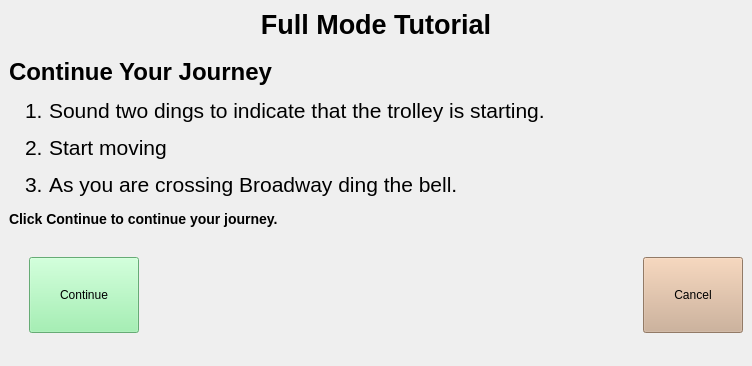
The window that full.6.ui (oualline/trolley.sim) describes before a commit, drawn with Qt 5.
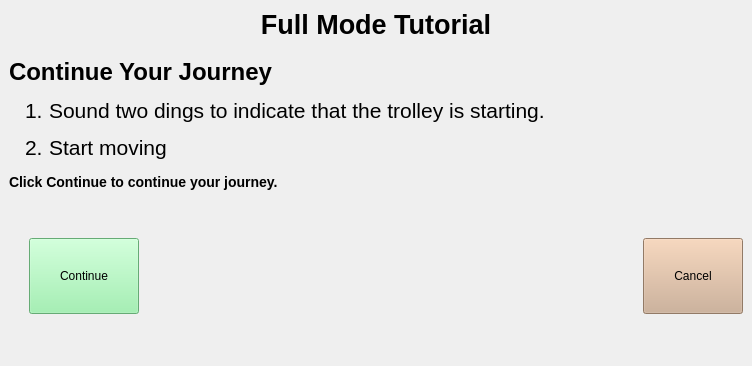
The same window after the commit.

```diff
--- a/full.6.ui
+++ b/full.6.ui
@@ -26,13 +26,12 @@
          <string>&lt;!DOCTYPE HTML PUBLIC &quot;-//W3C//DTD HTML 4.0//EN&quot; &quot;http://www.w3.org/TR/REC-html40/strict.dtd&quot;&gt;
 &lt;html&gt;&lt;head&gt;&lt;meta name=&quot;qrichtext&quot; content=&quot;1&quot; /&gt;&lt;style type=&quot;text/css&quot;&gt;
 p, li { white-space: pre-wrap; }
-&lt;/style&gt;&lt;/head&gt;&lt;body style=&quot; font-family:'Ubuntu'; font-size:16pt; font-weight:400; font-style:normal;&quot;&gt;
+&lt;/style&gt;&lt;/head&gt;&lt;body style=&quot; font-family:'Ubuntu'; font-size:10pt; font-weight:400; font-style:normal;&quot;&gt;
 &lt;p align=&quot;center&quot; style=&quot; margin-top:12px; margin-bottom:12px; margin-left:0px; margin-right:0px; -qt-block-indent:0; text-indent:0px;&quot;&gt;&lt;span style=&quot; font-size:20pt; font-weight:600;&quot;&gt;Full Mode Tutorial&lt;/span&gt;&lt;/p&gt;
-&lt;h1 style=&quot; margin-top:18px; margin-bottom:12px; margin-left:0px; margin-right:0px; -qt-block-indent:0; text-indent:0px;&quot;&gt;&lt;span style=&quot; font-size:xx-large; font-weight:600;&quot;&gt;Continue Your Journey&lt;/span&gt;&lt;/h1&gt;
-&lt;ol style=&quot;margin-top: 0px; margin-bottom: 0px; margin-left: 0px; margin-right: 0px; -qt-list-indent: 1;&quot;&gt;&lt;li style=&quot;&quot; style=&quot; margin-top:0px; margin-bottom:12px; margin-left:0px; margin-right:0px; -qt-block-indent:0; text-indent:0px;&quot;&gt;Sound two dings to indicate that the trolley is starting.&lt;/li&gt;
-&lt;li style=&quot;&quot; style=&quot; margin-top:0px; margin-bottom:12px; margin-left:0px; margin-right:0px; -qt-block-indent:0; text-indent:0px;&quot;&gt;Start moving&lt;/li&gt;
-&lt;li style=&quot;&quot; style=&quot; margin-top:0px; margin-bottom:12px; margin-left:0px; margin-right:0px; -qt-block-indent:0; text-indent:0px;&quot;&gt;As you are crossing Broadway ding the bell.&lt;/li&gt;&lt;/ol&gt;
-&lt;h3 style=&quot; margin-top:14px; margin-bottom:12px; margin-left:0px; margin-right:0px; -qt-block-indent:0; text-indent:0px;&quot;&gt;&lt;span style=&quot; font-size:large; font-weight:600;&quot;&gt;Click Continue to continue your journey.&lt;/span&gt;&lt;/h3&gt;&lt;/body&gt;&lt;/html&gt;</string>
+&lt;h1 style=&quot; margin-top:18px; margin-bottom:12px; margin-left:0px; margin-right:0px; -qt-block-indent:0; text-indent:0px;&quot;&gt;&lt;span style=&quot; font-size:16pt; font-weight:600;&quot;&gt;Continue Your Journey&lt;/span&gt;&lt;/h1&gt;
+&lt;ol style=&quot;margin-top: 0px; margin-bottom: 0px; margin-left: 0px; margin-right: 0px; -qt-list-indent: 1;&quot;&gt;&lt;li style=&quot; font-size:16pt;&quot; style=&quot; margin-top:0px; margin-bottom:12px; margin-left:0px; margin-right:0px; -qt-block-indent:0; text-indent:0px;&quot;&gt;Sound two dings to indicate that the trolley is starting.&lt;/li&gt;
+&lt;li style=&quot; font-size:16pt;&quot; style=&quot; margin-top:0px; margin-bottom:12px; margin-left:0px; margin-right:0px; -qt-block-indent:0; text-indent:0px;&quot;&gt;Start moving&lt;/li&gt;&lt;/ol&gt;
+&lt;h3 style=&quot; margin-top:14px; margin-bottom:12px; margin-left:0px; margin-right:0px; -qt-block-indent:0; text-indent:0px;&quot;&gt;&lt;span style=&quot; font-size:16pt; font-weight:600;&quot;&gt;Click Continue to continue your journey.&lt;/span&gt;&lt;/h3&gt;&lt;/body&gt;&lt;/html&gt;</string>
         </property>
         <property name="wordWrap">
          <bool>true</bool>
```
